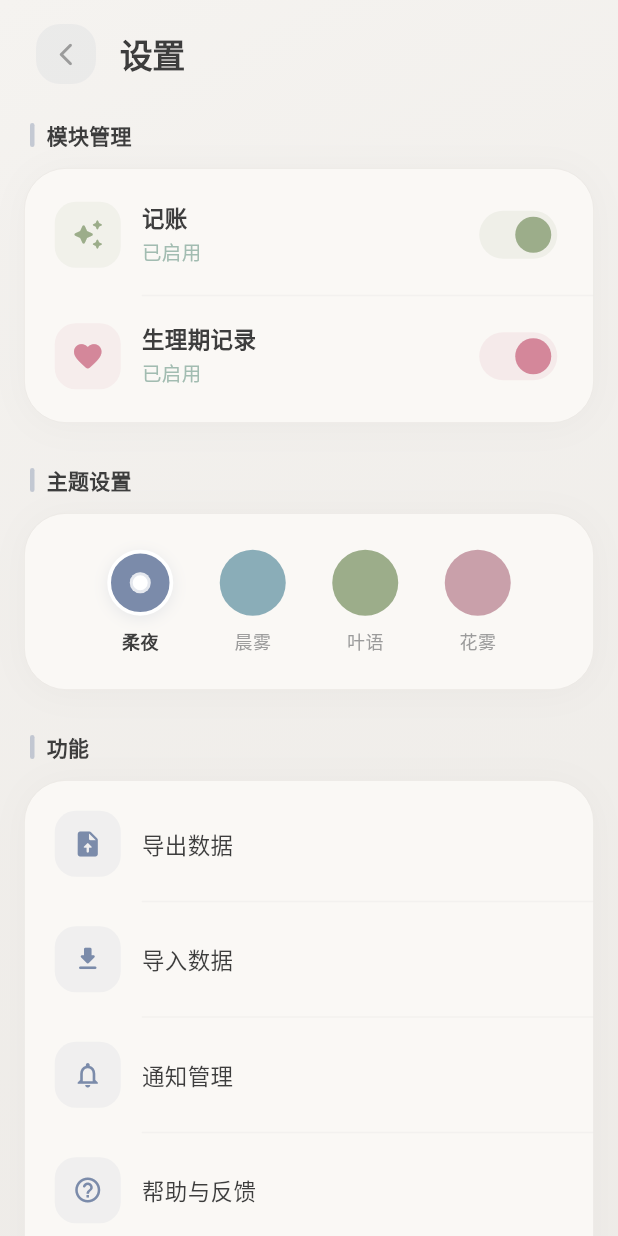
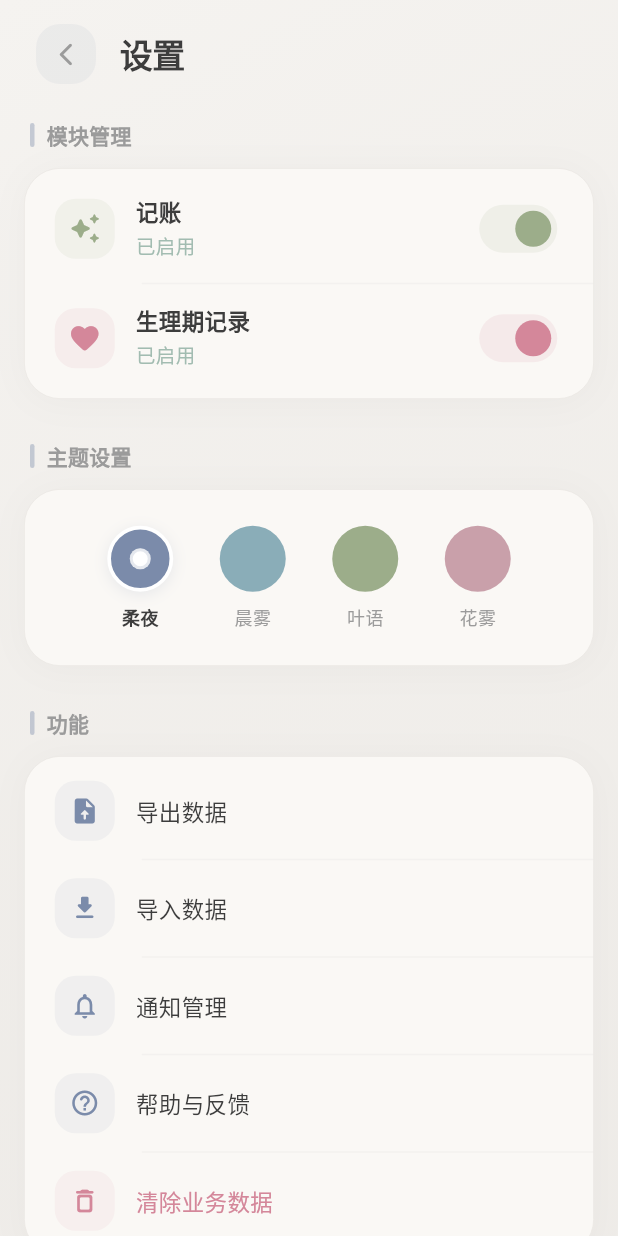
Before and after one commit to yudidayeye/assistance, a Flutter app: the SettingsPage screen opened by its route, on a phone screen of 412 x 824 dp. Run offline on Flutter 3.47's test engine with Material 3 defaults, Android fonts, the phone set to English and light mode, and no system bars; our stand-ins replace fl_chart, go_router, google_fonts, sqflite_common_ffi; accounts and stored records are empty.

Commit message:
style: 调整设置页细节 — 标题灰度、卡片圆角、行高
- 分区标题文字: earth → earthMedium（更柔和）
- 卡片圆角: radiusXl(28) → radiusLg(24)
- 列表行内边距: 16 → 12，图标容器: 44 → 40
- 对话框圆角同步缩小
Co-Authored-By: Claude <noreply@anthropic.com>

```diff
--- a/lib/core/settings/settings_page.dart
+++ b/lib/core/settings/settings_page.dart
@@ -187,12 +187,12 @@ class _SettingsPageState extends State<SettingsPage> {
   Widget _buildModuleItem(AppThemeExtension appTheme, ToolModule module) {
     final enabled = _settings.isModuleEnabled(module.moduleId);
     return Padding(
-      padding: const EdgeInsets.symmetric(horizontal: 20, vertical: 16),
+      padding: const EdgeInsets.symmetric(horizontal: 20, vertical: 12),
       child: Row(
         children: [
           Container(
-            width: 44,
-            height: 44,
+            width: 40,
+            height: 40,
             decoration: BoxDecoration(
               color: module.themeColor.withValues(alpha: 0.1),
               borderRadius: BorderRadius.circular(14),
@@ -328,11 +328,11 @@ class _SettingsPageState extends State<SettingsPage> {
     return GestureDetector(
       onTap: onTap,
       child: Padding(
-        padding: const EdgeInsets.symmetric(horizontal: 20, vertical: 16),
+        padding: const EdgeInsets.symmetric(horizontal: 20, vertical: 12),
         child: Row(children: [
           Container(
-            width: 44,
-            height: 44,
+            width: 40,
+            height: 40,
             decoration: BoxDecoration(
               color: iconColor.withValues(alpha: 0.08),
               borderRadius: BorderRadius.circular(14),
@@ -362,11 +362,11 @@ class _SettingsPageState extends State<SettingsPage> {
     required IconData icon,
   }) {
     return Padding(
-      padding: const EdgeInsets.symmetric(horizontal: 20, vertical: 16),
+      padding: const EdgeInsets.symmetric(horizontal: 20, vertical: 12),
       child: Row(children: [
         Container(
-          width: 44,
-          height: 44,
+          width: 40,
+          height: 40,
           decoration: BoxDecoration(
             color: appTheme.primary.withValues(alpha: 0.06),
             borderRadius: BorderRadius.circular(14),
@@ -472,7 +472,7 @@ class _SettingsPageState extends State<SettingsPage> {
           padding: const EdgeInsets.all(28),
           decoration: BoxDecoration(
             color: appTheme.cream,
-            borderRadius: BorderRadius.circular(appTheme.radiusXl),
+            borderRadius: BorderRadius.circular(appTheme.radiusLg),
           ),
           child: Column(
             mainAxisSize: MainAxisSize.min,
@@ -572,7 +572,7 @@ class _SettingsPageState extends State<SettingsPage> {
           padding: const EdgeInsets.all(28),
           decoration: BoxDecoration(
             color: appTheme.cream,
-            borderRadius: BorderRadius.circular(appTheme.radiusXl),
+            borderRadius: BorderRadius.circular(appTheme.radiusLg),
           ),
           child: Column(
             mainAxisSize: MainAxisSize.min,
@@ -663,7 +663,7 @@ class _SettingsPageState extends State<SettingsPage> {
           padding: const EdgeInsets.all(28),
           decoration: BoxDecoration(
             color: appTheme.cream,
-            borderRadius: BorderRadius.circular(appTheme.radiusXl),
+            borderRadius: BorderRadius.circular(appTheme.radiusLg),
           ),
           child: Column(
             mainAxisSize: MainAxisSize.min,
@@ -727,7 +727,7 @@ class _SettingsPageState extends State<SettingsPage> {
           padding: const EdgeInsets.all(28),
           decoration: BoxDecoration(
             color: appTheme.cream,
-            borderRadius: BorderRadius.circular(appTheme.radiusXl),
+            borderRadius: BorderRadius.circular(appTheme.radiusLg),
           ),
           child: Column(
             mainAxisSize: MainAxisSize.min,
@@ -860,7 +860,7 @@ class _SectionLabel extends StatelessWidget {
               fontFamily: GoogleFonts.dmSans().fontFamily,
               fontSize: 14,
               fontWeight: FontWeight.w600,
-              color: appTheme.earth,
+              color: appTheme.earthMedium,
               letterSpacing: 0.2,
             ),
           ),
@@ -887,7 +887,7 @@ class _SectionCard extends StatelessWidget {
       padding: const EdgeInsets.symmetric(vertical: 4),
       decoration: BoxDecoration(
         color: appTheme.cardBackground,
-        borderRadius: BorderRadius.circular(appTheme.radiusXl),
+        borderRadius: BorderRadius.circular(appTheme.radiusLg),
         boxShadow: appTheme.cardShadow,
         border: Border.all(
           color: appTheme.cardBorder,
```
